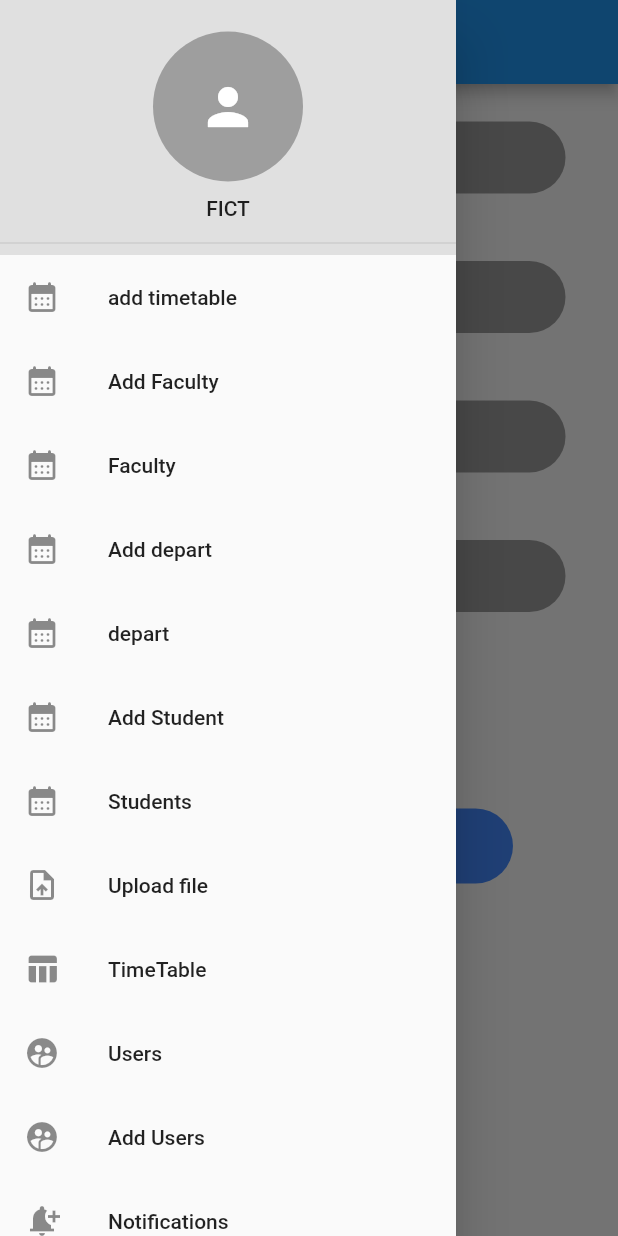
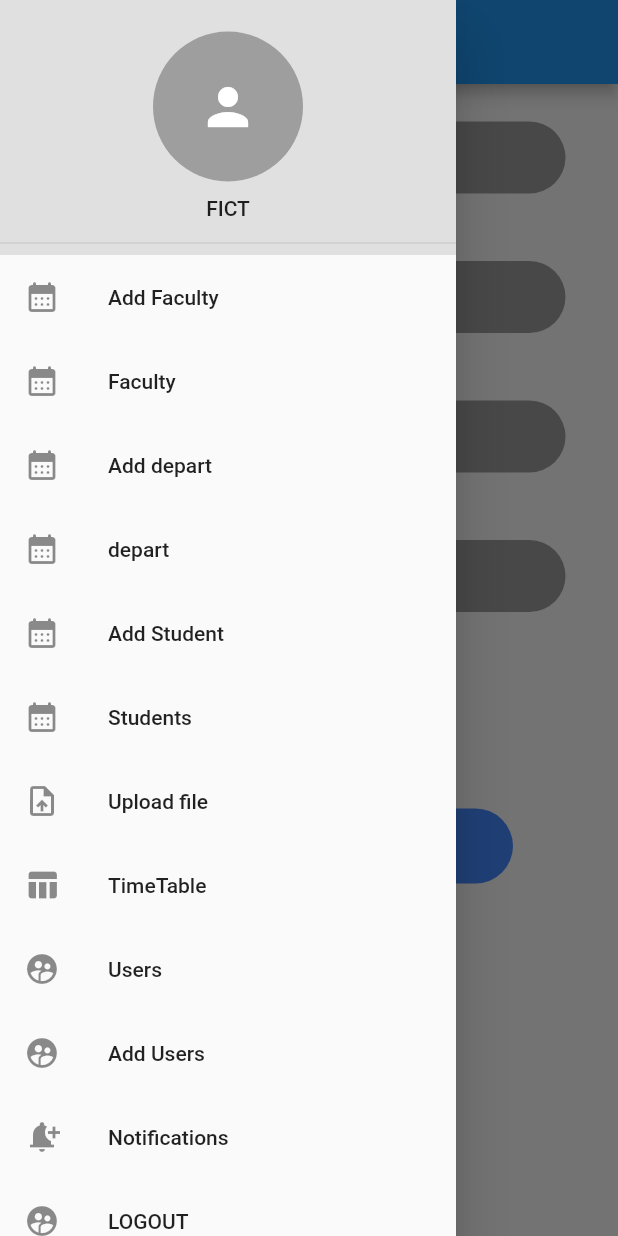
Before and after one commit to Ismailkhan101/TimeTableApp, a Flutter app: the AddFaculty screen opened directly, with the side drawer open, on a phone screen of 412 x 824 dp. Run offline on Flutter 3.47's test engine with Material 2 defaults, Android fonts, the phone set to English and light mode, and no system bars; our stand-ins replace file_picker; missing offline and left inert: excel, mysql1.

Commit message:
Your commit first

```diff
--- a/lib/screens/Drawermain.dart
+++ b/lib/screens/Drawermain.dart
@@ -1,6 +1,5 @@
 import 'package:flutter/material.dart';
-import 'package:file_picker/file_picker.dart';
-import 'package:excel/excel.dart';
+
 import 'package:fyp_project/screens/TimeTableView.dart';
 import 'package:fyp_project/screens/listofusers.dart';
 import 'package:fyp_project/login.dart';
@@ -49,13 +48,7 @@ class Drawermain extends StatelessWidget {
               ),
 
             ),
-            ListTile(
-              leading: Icon(Icons.calendar_month_rounded), title: Text("add timetable"),
-              onTap: () {
-                Navigator.push(context, MaterialPageRoute(builder: (context)=>TimeTable()));
-              },
 
-            ),
             ListTile(
               leading: Icon(Icons.calendar_month_rounded), title: Text("Add Faculty"),
               onTap: () {
```
